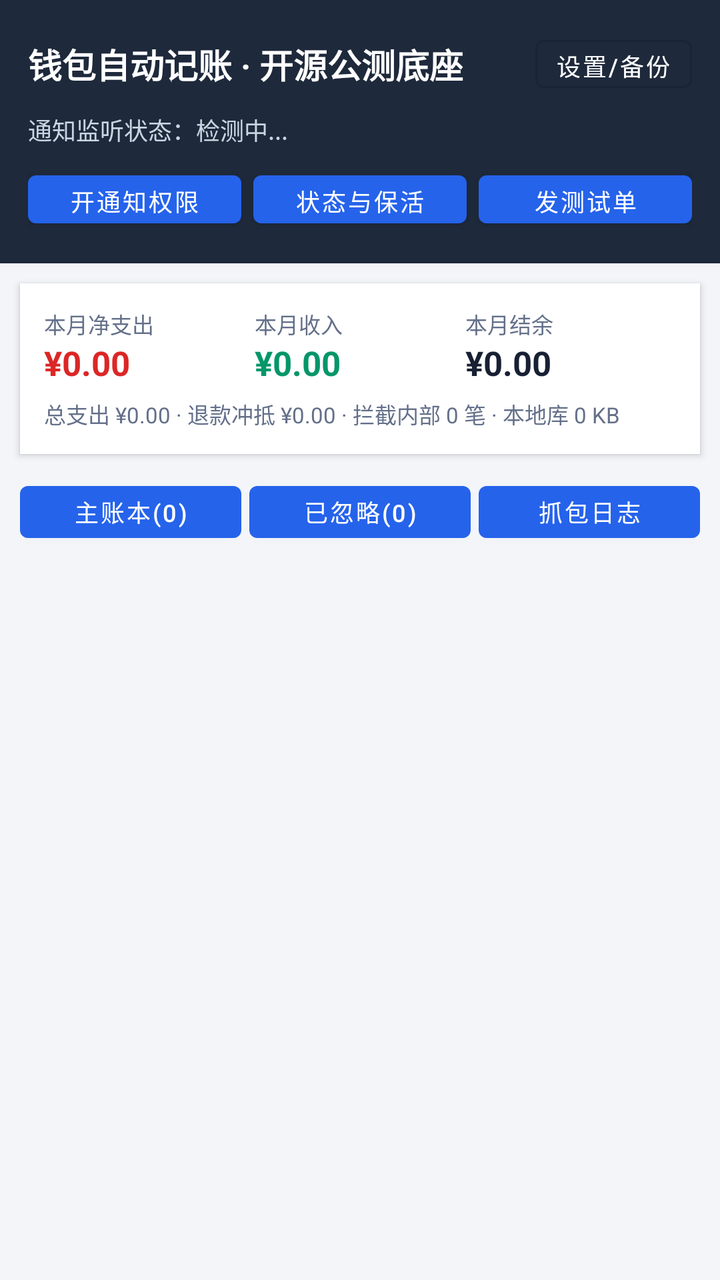
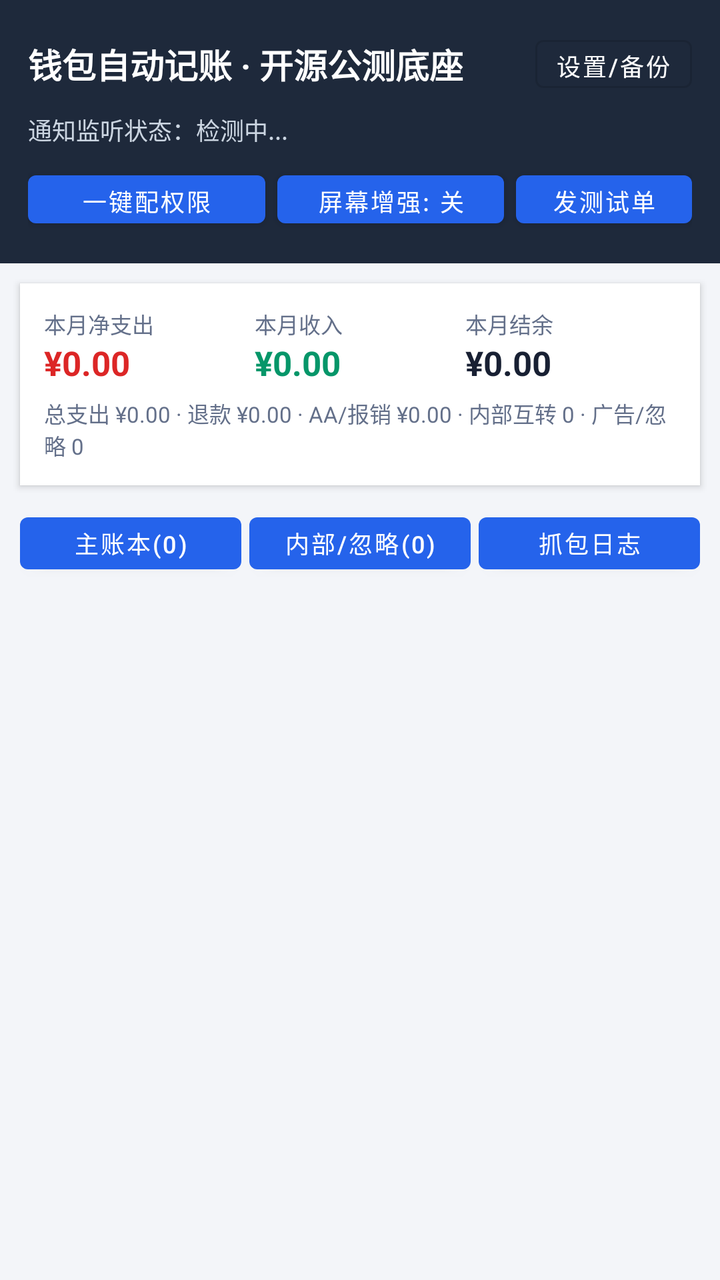

The first picture is an Android layout as it rendered before a commit; the second is the same layout after the commit. The layout source and the unified diff follow.
<!-- AndroidManifest.xml: application theme Theme.WalletWatcher -->
<!-- res/layout/activity_main.xml -->
<?xml version="1.0" encoding="utf-8"?>
<LinearLayout xmlns:android="http://schemas.android.com/apk/res/android"
    android:layout_width="match_parent"
    android:layout_height="match_parent"
    android:background="@color/bg_page"
    android:orientation="vertical">

    
    <LinearLayout
        android:layout_width="match_parent"
        android:layout_height="wrap_content"
        android:background="#1E293B"
        android:orientation="vertical"
        android:padding="14dp">

        <LinearLayout
            android:layout_width="match_parent"
            android:layout_height="wrap_content"
            android:gravity="center_vertical"
            android:orientation="horizontal">

            <TextView
                android:layout_width="0dp"
                android:layout_height="wrap_content"
                android:layout_weight="1"
                android:text="钱包自动记账 · 开源公测底座"
                android:textColor="#FFFFFF"
                android:textSize="17sp"
                android:textStyle="bold" />

            <Button
                android:id="@+id/btnSettings"
                style="@style/Widget.MaterialComponents.Button.OutlinedButton"
                android:layout_width="wrap_content"
                android:layout_height="36dp"
                android:minWidth="0dp"
                android:paddingHorizontal="10dp"
                android:text="设置/备份"
                android:textColor="#FFFFFF"
                android:textSize="12sp" />
        </LinearLayout>

        <TextView
            android:id="@+id/tvServiceStatus"
            android:layout_width="match_parent"
            android:layout_height="wrap_content"
            android:layout_marginTop="6dp"
            android:text="通知监听状态：检测中..."
            android:textColor="#CBD5E1"
            android:textSize="12sp" />

        
        <LinearLayout
            android:layout_width="match_parent"
            android:layout_height="wrap_content"
            android:layout_marginTop="8dp"
            android:orientation="horizontal">

            <Button
                android:id="@+id/btnGrantNotify"
                android:layout_width="0dp"
                android:layout_height="36dp"
                android:layout_marginEnd="6dp"
                android:layout_weight="1"
                android:text="开通知权限"
                android:textSize="12sp" />

            <Button
                android:id="@+id/btnBatteryGuard"
                android:layout_width="0dp"
                android:layout_height="36dp"
                android:layout_marginEnd="6dp"
                android:layout_weight="1"
                android:text="状态与保活"
                android:textSize="12sp" />

            <Button
                android:id="@+id/btnSelfTest"
                android:layout_width="0dp"
                android:layout_height="36dp"
                android:layout_weight="1"
                android:text="发测试单"
                android:textSize="12sp" />
        </LinearLayout>
    </LinearLayout>

    
    <LinearLayout
        android:layout_width="match_parent"
        android:layout_height="wrap_content"
        android:layout_margin="10dp"
        android:background="@color/surface"
        android:elevation="2dp"
        android:orientation="vertical"
        android:padding="12dp">

        <LinearLayout
            android:layout_width="match_parent"
            android:layout_height="wrap_content"
            android:orientation="horizontal">

            <LinearLayout
                android:layout_width="0dp"
                android:layout_height="wrap_content"
                android:layout_weight="1"
                android:orientation="vertical">

                <TextView
                    android:layout_width="wrap_content"
                    android:layout_height="wrap_content"
                    android:text="本月净支出"
                    android:textColor="@color/text_muted"
                    android:textSize="11sp" />

                <TextView
                    android:id="@+id/tvNetExpense"
                    android:layout_width="wrap_content"
                    android:layout_height="wrap_content"
                    android:text="¥0.00"
                    android:textColor="@color/expense_red"
                    android:textSize="17sp"
                    android:textStyle="bold" />
            </LinearLayout>

            <LinearLayout
                android:layout_width="0dp"
                android:layout_height="wrap_content"
                android:layout_weight="1"
                android:orientation="vertical">

                <TextView
                    android:layout_width="wrap_content"
                    android:layout_height="wrap_content"
                    android:text="本月收入"
                    android:textColor="@color/text_muted"
                    android:textSize="11sp" />

                <TextView
                    android:id="@+id/tvIncome"
                    android:layout_width="wrap_content"
                    android:layout_height="wrap_content"
                    android:text="¥0.00"
                    android:textColor="@color/income_green"
                    android:textSize="17sp"
                    android:textStyle="bold" />
            </LinearLayout>

            <LinearLayout
                android:layout_width="0dp"
                android:layout_height="wrap_content"
                android:layout_weight="1"
                android:orientation="vertical">

                <TextView
                    android:layout_width="wrap_content"
                    android:layout_height="wrap_content"
                    android:text="本月结余"
                    android:textColor="@color/text_muted"
                    android:textSize="11sp" />

                <TextView
                    android:id="@+id/tvBalance"
                    android:layout_width="wrap_content"
                    android:layout_height="wrap_content"
                    android:text="¥0.00"
                    android:textColor="@color/text_main"
                    android:textSize="17sp"
                    android:textStyle="bold" />
            </LinearLayout>
        </LinearLayout>

        <TextView
            android:id="@+id/tvSubStats"
            android:layout_width="match_parent"
            android:layout_height="wrap_content"
            android:layout_marginTop="6dp"
            android:text="总支出 ¥0.00 · 退款冲抵 ¥0.00 · 拦截内部 0 笔 · 本地库 0 KB"
            android:textColor="@color/text_muted"
            android:textSize="11sp" />
    </LinearLayout>

    
    <LinearLayout
        android:layout_width="match_parent"
        android:layout_height="wrap_content"
        android:orientation="horizontal"
        android:paddingHorizontal="10dp">

        <Button
            android:id="@+id/tabLedger"
            android:layout_width="0dp"
            android:layout_height="38dp"
            android:layout_marginEnd="4dp"
            android:layout_weight="1"
            android:text="主账本(0)"
            android:textSize="12sp" />

        <Button
            android:id="@+id/tabIgnored"
            android:layout_width="0dp"
            android:layout_height="38dp"
            android:layout_marginEnd="4dp"
            android:layout_weight="1"
            android:text="已忽略(0)"
            android:textSize="12sp" />

        <Button
            android:id="@+id/tabLogs"
            android:layout_width="0dp"
            android:layout_height="38dp"
            android:layout_weight="1"
            android:text="抓包日志"
            android:textSize="12sp" />
    </LinearLayout>

    
    <LinearLayout
        android:id="@+id/logToolbar"
        android:layout_width="match_parent"
        android:layout_height="wrap_content"
        android:orientation="horizontal"
        android:paddingHorizontal="10dp"
        android:paddingTop="6dp"
        android:visibility="gone">

        <Button
            android:id="@+id/btnCopySamples"
            android:layout_width="0dp"
            android:layout_height="36dp"
            android:layout_marginEnd="6dp"
            android:layout_weight="1"
            android:text="复制脱敏通知样本"
            android:textSize="12sp" />

        <Button
            android:id="@+id/btnClearAll"
            android:layout_width="wrap_content"
            android:layout_height="36dp"
            android:text="清空记录"
            android:textSize="12sp" />
    </LinearLayout>

    <TextView
        android:id="@+id/tvEmpty"
        android:layout_width="match_parent"
        android:layout_height="wrap_content"
        android:gravity="center"
        android:padding="28dp"
        android:text="暂无记录。请先点击上方“开通知权限”，日常消费/收款后将自动记账。"
        android:textColor="@color/text_muted"
        android:textSize="13sp"
        android:visibility="gone" />

    <androidx.recyclerview.widget.RecyclerView
        android:id="@+id/recyclerView"
        android:layout_width="match_parent"
        android:layout_height="0dp"
        android:layout_weight="1"
        android:padding="10dp" />

</LinearLayout>
<!-- resources referenced by this layout -->
<resources>
  <color name="bg_page">#F3F5F9</color>
  <color name="expense_red">#DC2626</color>
  <color name="income_green">#059669</color>
  <color name="surface">#FFFFFF</color>
  <color name="text_main">#182033</color>
  <color name="text_muted">#64708A</color>
  <style name="Theme.WalletWatcher" parent="Theme.MaterialComponents.Light.NoActionBar">
          <item name="colorPrimary">@color/primary</item>
          <item name="colorPrimaryVariant">@color/primary</item>
          <item name="colorOnPrimary">#FFFFFF</item>
          <item name="android:statusBarColor">#1E293B</item>
      </style>
  <color name="primary">#2563EB</color>
</resources>

<!-- the commit's change to res/layout/activity_main.xml (unified diff, before → after) -->
@@ -57,31 +57,65 @@
             android:orientation="horizontal">
 
             <Button
-                android:id="@+id/btnGrantNotify"
+                android:id="@+id/btnPermissionPipeline"
                 android:layout_width="0dp"
                 android:layout_height="36dp"
                 android:layout_marginEnd="6dp"
-                android:layout_weight="1"
-                android:text="开通知权限"
-                android:textSize="12sp" />
-
-            <Button
-                android:id="@+id/btnBatteryGuard"
+                android:layout_weight="1.15"
+                android:text="一键配权限"
+                android:textSize="12sp" />
+
+            <Button
+                android:id="@+id/btnScreenEnhance"
                 android:layout_width="0dp"
                 android:layout_height="36dp"
                 android:layout_marginEnd="6dp"
-                android:layout_weight="1"
-                android:text="状态与保活"
+                android:layout_weight="1.1"
+                android:text="屏幕增强: 关"
                 android:textSize="12sp" />
 
             <Button
                 android:id="@+id/btnSelfTest"
                 android:layout_width="0dp"
                 android:layout_height="36dp"
-                android:layout_weight="1"
+                android:layout_weight="0.85"
                 android:text="发测试单"
                 android:textSize="12sp" />
         </LinearLayout>
+    </LinearLayout>
+
+    
+    <LinearLayout
+        android:id="@+id/bannerPermissionTodo"
+        android:layout_width="match_parent"
+        android:layout_height="wrap_content"
+        android:layout_marginHorizontal="10dp"
+        android:layout_marginTop="8dp"
+        android:background="@color/status_warn_bg"
+        android:gravity="center_vertical"
+        android:orientation="horizontal"
+        android:paddingHorizontal="12dp"
+        android:paddingVertical="8dp"
+        android:visibility="gone">
+
+        <TextView
+            android:id="@+id/tvBannerTodo"
+            android:layout_width="0dp"
+            android:layout_height="wrap_content"
+            android:layout_weight="1"
+            android:text="核心自动记账权限未配齐，点击一键直达开启"
+            android:textColor="@color/status_warn_text"
+            android:textSize="12sp" />
+
+        <Button
+            android:id="@+id/btnBannerFix"
+            style="@style/Widget.MaterialComponents.Button.TextButton"
+            android:layout_width="wrap_content"
+            android:layout_height="32dp"
+            android:minWidth="0dp"
+            android:paddingHorizontal="8dp"
+            android:text="去开启"
+            android:textSize="12sp" />
     </LinearLayout>
 
     
@@ -174,7 +208,7 @@
             android:layout_width="match_parent"
             android:layout_height="wrap_content"
             android:layout_marginTop="6dp"
-            android:text="总支出 ¥0.00 · 退款冲抵 ¥0.00 · 拦截内部 0 笔 · 本地库 0 KB"
+            android:text="总支出 ¥0.00 · 退款 ¥0.00 · AA/报销 ¥0.00 · 内部互转 0 · 广告/忽略 0"
             android:textColor="@color/text_muted"
             android:textSize="11sp" />
     </LinearLayout>
@@ -201,7 +235,7 @@
             android:layout_height="38dp"
             android:layout_marginEnd="4dp"
             android:layout_weight="1"
-            android:text="已忽略(0)"
+            android:text="内部/忽略(0)"
             android:textSize="12sp" />
 
         <Button
@@ -246,7 +280,7 @@
         android:layout_height="wrap_content"
         android:gravity="center"
         android:padding="28dp"
-        android:text="暂无记录。请先点击上方“开通知权限”，日常消费/收款后将自动记账。"
+        android:text="暂无记录。请先点击上方“一键配权限”开启通知使用权，日常消费/收款后将自动记账。"
         android:textColor="@color/text_muted"
         android:textSize="13sp"
         android:visibility="gone" />
<!-- resource entries referenced after the edit -->
@@ -3,6 +3,8 @@
   <color name="bg_page">#F3F5F9</color>
   <color name="expense_red">#DC2626</color>
   <color name="income_green">#059669</color>
+  <color name="status_warn_bg">#FEF3C7</color>
+  <color name="status_warn_text">#B45309</color>
   <color name="surface">#FFFFFF</color>
   <color name="text_main">#182033</color>
   <color name="text_muted">#64708A</color>
